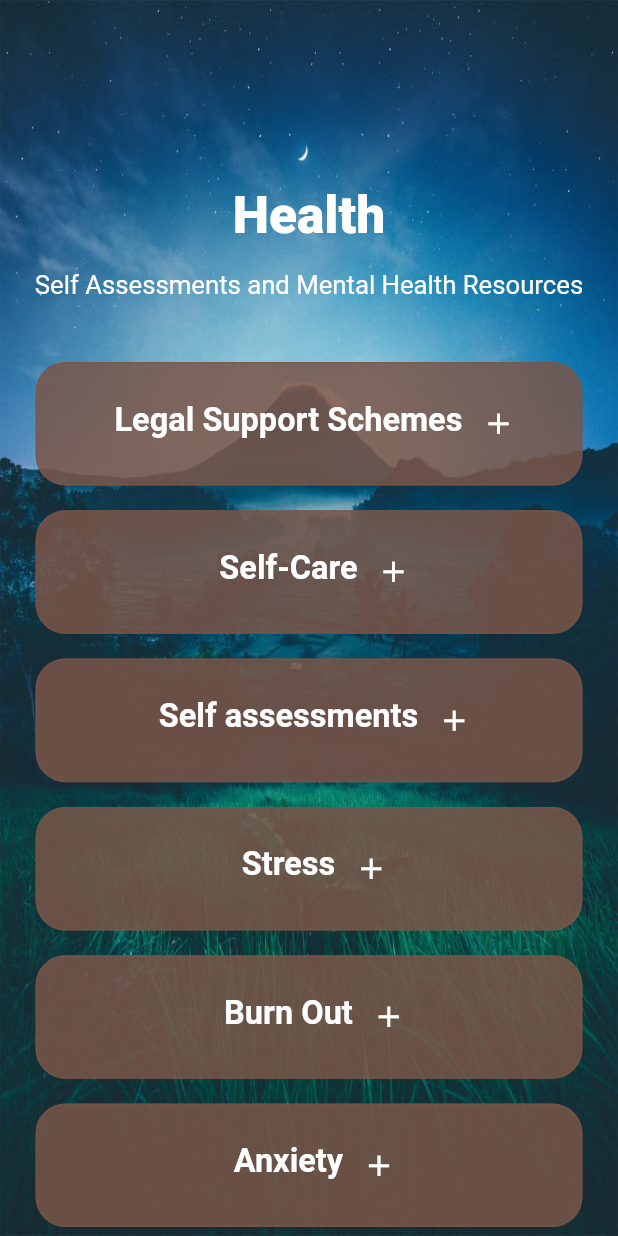
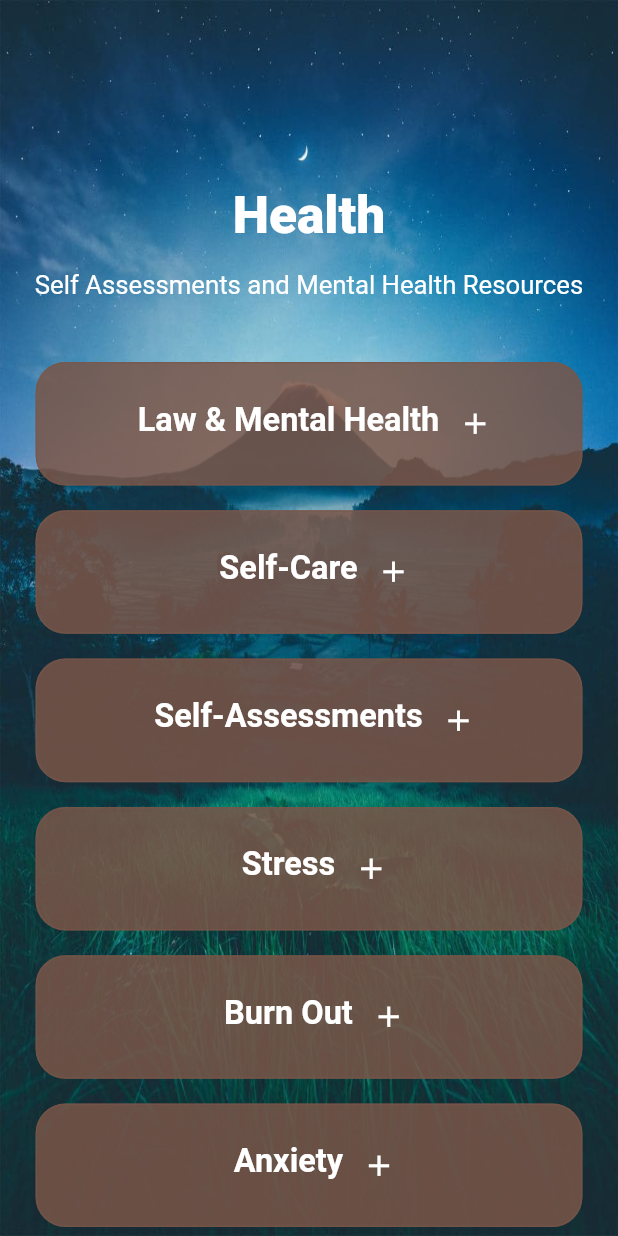
Before and after one commit to JJunHan/Luman, a Flutter app: the Health screen opened directly, on a phone screen of 412 x 824 dp. Run offline on Flutter 3.47's test engine with Material 2 defaults, Android fonts, the phone set to English and light mode, and no system bars; our stand-ins replace firebase_auth, firebase_core, firebase_database, flutter_svg, rxdart; missing offline and left inert: dart:ffi, dialogflow_grpc, sound_stream, toggle_bar; accounts and stored records are empty; Roboto replaces fonts that are missing (open sans).

Commit message:
touch up ui

```diff
--- a/luman/lib/Individual/healthpage.dart
+++ b/luman/lib/Individual/healthpage.dart
@@ -96,7 +96,7 @@ class HealthState extends State<Health> {
                         topheaderfontsize: 19,
                         maxwidth: "1.13",
                         maxheight: "10",
-                        title: "Legal Support Schemes",
+                        title: "Law & Mental Health",
                         boarder: dirtyDarkBrown.withOpacity(0.6),
                         fill: dirtyDarkBrown.withOpacity(0.85),
                         child: IconButton(
@@ -131,7 +131,7 @@ class HealthState extends State<Health> {
                                   titleclor: Colors.black,
                                   maxheight: "7.3",
                                   maxwidth: "1.4",
-                                  title: "Law & Mental Health",
+                                  title: "Psychology Today",
                                   subtext: "The Depressed Lawyer ",
                                   subsubtext: "",
                                   boarder: dirtyLightBrown.withOpacity(0.7),
@@ -432,7 +432,7 @@ class HealthState extends State<Health> {
                         topheaderfontsize: 19,
                         maxwidth: "1.13",
                         maxheight: "10",
-                        title: "Self assessments",
+                        title: "Self-Assessments",
                         boarder: dirtyDarkBrown.withOpacity(0.6),
                         fill: dirtyDarkBrown.withOpacity(0.85),
                         child: IconButton(
--- a/luman/lib/main.dart
+++ b/luman/lib/main.dart
@@ -3,6 +3,8 @@ import 'package:flutter/material.dart';
 import 'package:luman/Welcome/welcomeentry.dart';
 import 'package:firebase_core/firebase_core.dart';
 import 'dart:async';
+
+import 'package:luman/constants.dart';
 
 Future<void> main() async {
   WidgetsFlutterBinding.ensureInitialized();
@@ -22,7 +24,7 @@ class MyApp extends StatelessWidget {
       title: 'Luman',
       theme: ThemeData(
         primaryColor: Color(0xFFF1E6FF),
-        scaffoldBackgroundColor: Colors.purple[100],
+        scaffoldBackgroundColor: dirtyGrey2,
       ),
       home: WelcomeScreen(),
       /*
```
Also changed, not shown: luman/lib/Individual/chat.dart (+14 -11 lines), luman/assets/images/bot.png (added), luman/assets/images/me.png (added).
